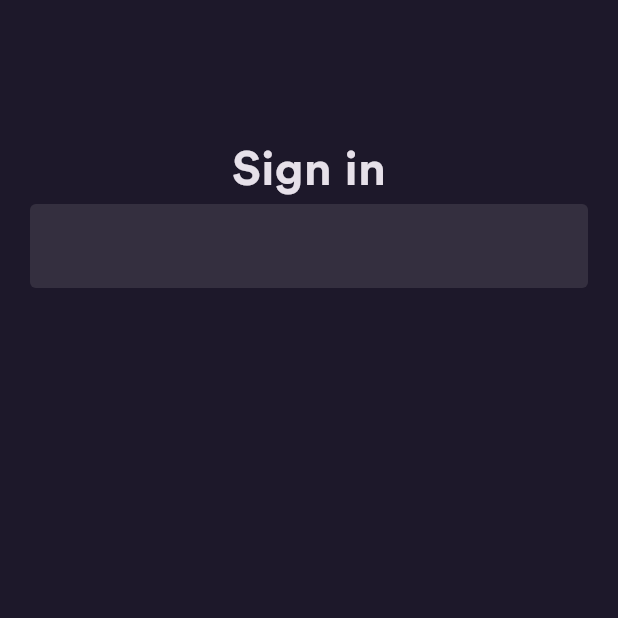
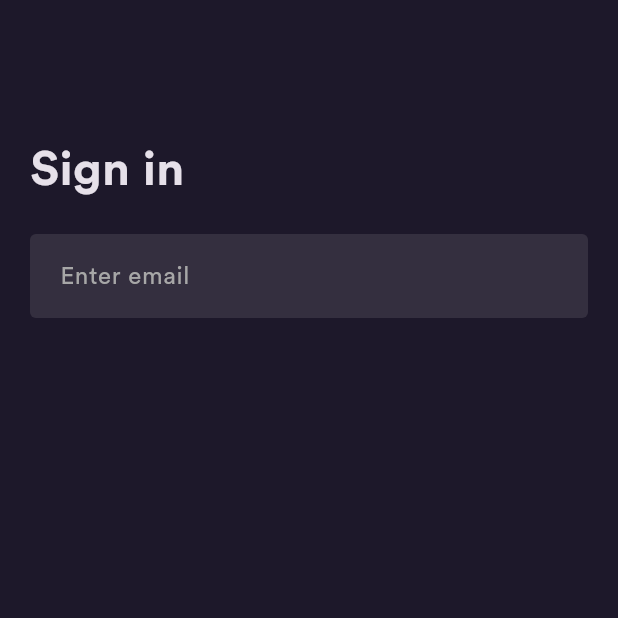
Before and after one commit to sadaqatmustafa123/e_commerce_app, a Flutter app: the screen it shows after launch, on a phone screen of 412 x 824 dp, the top half of it. Run offline on Flutter 3.47's test engine with Material 3 defaults, Android fonts, the phone set to English and light mode, and no system bars; our stand-ins replace flutter_bloc, flutter_svg.

Commit message:
making sign in screen

```diff
--- a/lib/presentation/signin/pages/signin.dart
+++ b/lib/presentation/signin/pages/signin.dart
@@ -12,12 +12,19 @@ class SigninPage extends StatelessWidget {
           vertical: 90,
         ),
         child: Column(
+          crossAxisAlignment: CrossAxisAlignment.start,
           children: [
             _signinText(
               context,
             ),
+            const SizedBox(
+              height: 20,
+            ),
             _emailField(
               context,
+            ),
+            const SizedBox(
+              height: 20,
             ),
           ],
         ),
@@ -36,6 +43,10 @@ class SigninPage extends StatelessWidget {
   }
 
   Widget _emailField(BuildContext context) {
-    return TextField();
+    return TextField(
+      decoration: const InputDecoration(
+        hintText: "Enter email",
+      ),
+    );
   }
 }
```
Also changed, not shown: lib/common/widgets/button/basic_app_button.dart (added, +33 -0 lines).
